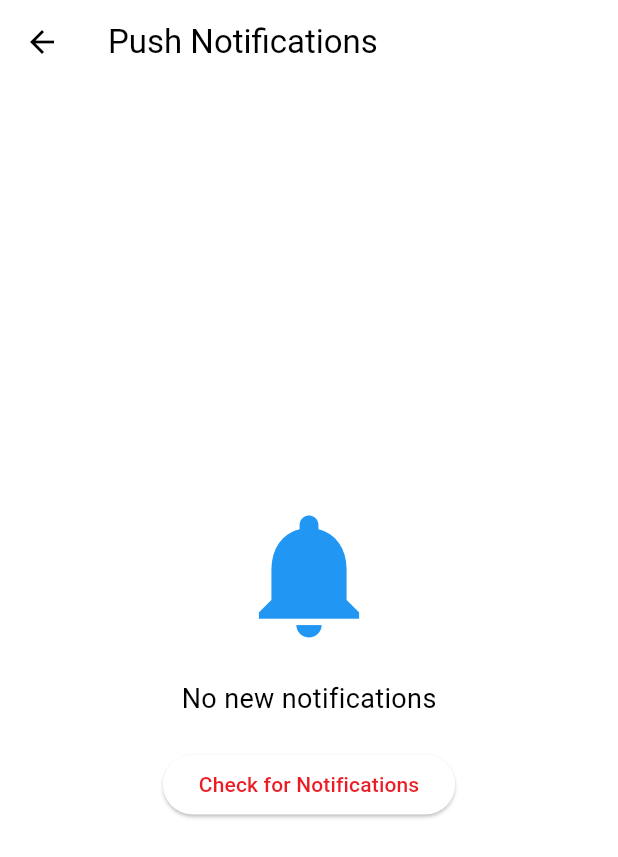
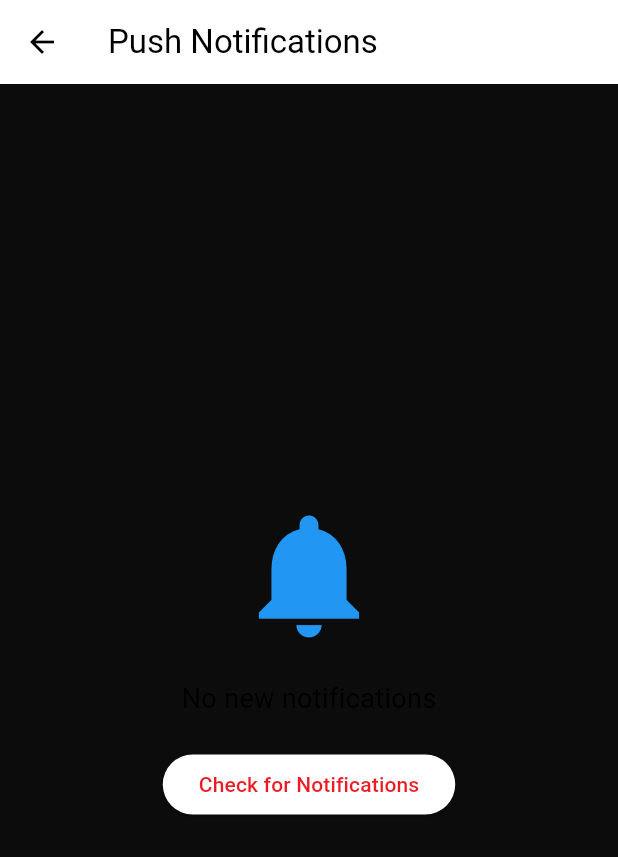
Before and after one commit to Thijshooge/matchmelover, a Flutter app: the PushNotificationsScreen screen opened by its route, on a phone screen of 412 x 824 dp. Shown: the top 857 px of the screen. Run offline on Flutter 3.47's test engine with Material 3 defaults, Android fonts, the light colour scheme and no system bars; our stand-ins replace cloud_firestore, equatable, firebase_auth, firebase_core, firebase_storage, flutter_bloc and 3 more; accounts and stored records are empty.

Commit message:
Auto commit

```diff
--- a/lib/screens/matchme/ push notifications/push_notifications_screen.dart
+++ b/lib/screens/matchme/ push notifications/push_notifications_screen.dart
@@ -6,6 +6,7 @@ class PushNotificationsScreen extends StatelessWidget {
   @override
   Widget build(BuildContext context) {
     return Scaffold(
+      backgroundColor: Theme.of(context).colorScheme.tertiary,
       appBar: AppBar(title: const Text('Push Notifications')),
       body: Center(
         child: Column(
```
